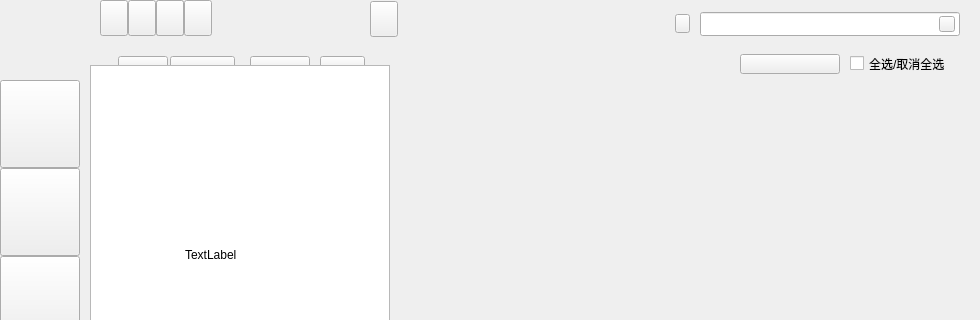
This is ui/mainwindow.ui in UbuntuKylin/kylin-software-center as Qt 5 draws it before an edit; both pictures show x 0 to 980 and y 0 to 320 of the 980 by 608 pixel window. The edited form follows.
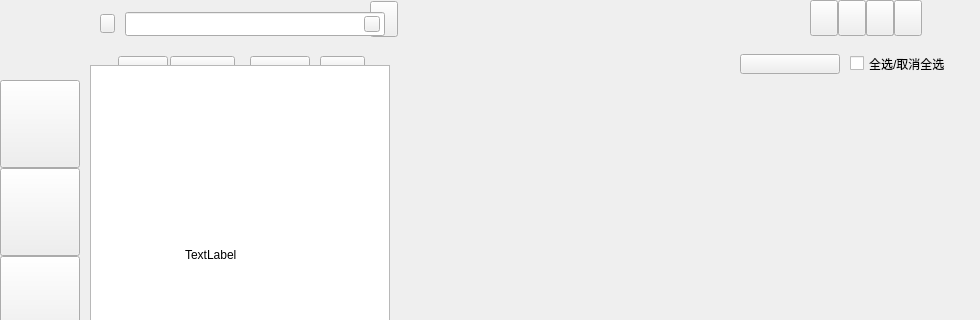
This is the edited form.

Diff of the .ui file:
```diff
--- a/ui/mainwindow.ui
+++ b/ui/mainwindow.ui
@@ -836,45 +836,6 @@
        <height>36</height>
       </rect>
      </property>
-     <widget class="QPushButton" name="btnClose">
-      <property name="geometry">
-       <rect>
-        <x>0</x>
-        <y>0</y>
-        <width>28</width>
-        <height>36</height>
-       </rect>
-      </property>
-      <property name="text">
-       <string/>
-      </property>
-     </widget>
-     <widget class="QPushButton" name="btnMin">
-      <property name="geometry">
-       <rect>
-        <x>28</x>
-        <y>0</y>
-        <width>28</width>
-        <height>36</height>
-       </rect>
-      </property>
-      <property name="text">
-       <string/>
-      </property>
-     </widget>
-     <widget class="QPushButton" name="btnConf">
-      <property name="geometry">
-       <rect>
-        <x>84</x>
-        <y>0</y>
-        <width>28</width>
-        <height>36</height>
-       </rect>
-      </property>
-      <property name="text">
-       <string/>
-      </property>
-     </widget>
      <widget class="QLineEdit" name="firstFocus">
       <property name="geometry">
        <rect>
@@ -885,36 +846,10 @@
        </rect>
       </property>
      </widget>
-     <widget class="QPushButton" name="btnMax">
-      <property name="geometry">
-       <rect>
-        <x>56</x>
-        <y>0</y>
-        <width>28</width>
-        <height>36</height>
-       </rect>
-      </property>
-      <property name="text">
-       <string/>
-      </property>
-     </widget>
-     <widget class="QPushButton" name="btnNormal">
-      <property name="geometry">
-       <rect>
-        <x>56</x>
-        <y>0</y>
-        <width>28</width>
-        <height>36</height>
-       </rect>
-      </property>
-      <property name="text">
-       <string/>
-      </property>
-     </widget>
      <widget class="QWidget" name="headercw1" native="true">
       <property name="geometry">
        <rect>
-        <x>575</x>
+        <x>0</x>
         <y>0</y>
         <width>285</width>
         <height>36</height>
@@ -957,6 +892,81 @@
        </property>
       </widget>
      </widget>
+     <widget class="QWidget" name="headercl1" native="true">
+      <property name="geometry">
+       <rect>
+        <x>710</x>
+        <y>0</y>
+        <width>120</width>
+        <height>36</height>
+       </rect>
+      </property>
+      <widget class="QPushButton" name="btnConf">
+       <property name="geometry">
+        <rect>
+         <x>0</x>
+         <y>0</y>
+         <width>28</width>
+         <height>36</height>
+        </rect>
+       </property>
+       <property name="text">
+        <string/>
+       </property>
+      </widget>
+      <widget class="QPushButton" name="btnMax">
+       <property name="geometry">
+        <rect>
+         <x>56</x>
+         <y>0</y>
+         <width>28</width>
+         <height>36</height>
+        </rect>
+       </property>
+       <property name="text">
+        <string/>
+       </property>
+      </widget>
+      <widget class="QPushButton" name="btnMin">
+       <property name="geometry">
+        <rect>
+         <x>28</x>
+         <y>0</y>
+         <width>28</width>
+         <height>36</height>
+        </rect>
+       </property>
+       <property name="text">
+        <string/>
+       </property>
+      </widget>
+      <widget class="QPushButton" name="btnClose">
+       <property name="geometry">
+        <rect>
+         <x>84</x>
+         <y>0</y>
+         <width>28</width>
+         <height>36</height>
+        </rect>
+       </property>
+       <property name="text">
+        <string/>
+       </property>
+      </widget>
+      <widget class="QPushButton" name="btnNormal">
+       <property name="geometry">
+        <rect>
+         <x>56</x>
+         <y>0</y>
+         <width>28</width>
+         <height>36</height>
+        </rect>
+       </property>
+       <property name="text">
+        <string/>
+       </property>
+      </widget>
+     </widget>
     </widget>
     <widget class="QWidget" name="winpageWidget" native="true">
      <property name="geometry">
```
Left out of the diff: 8 changed lines with no effect on the pictures.
